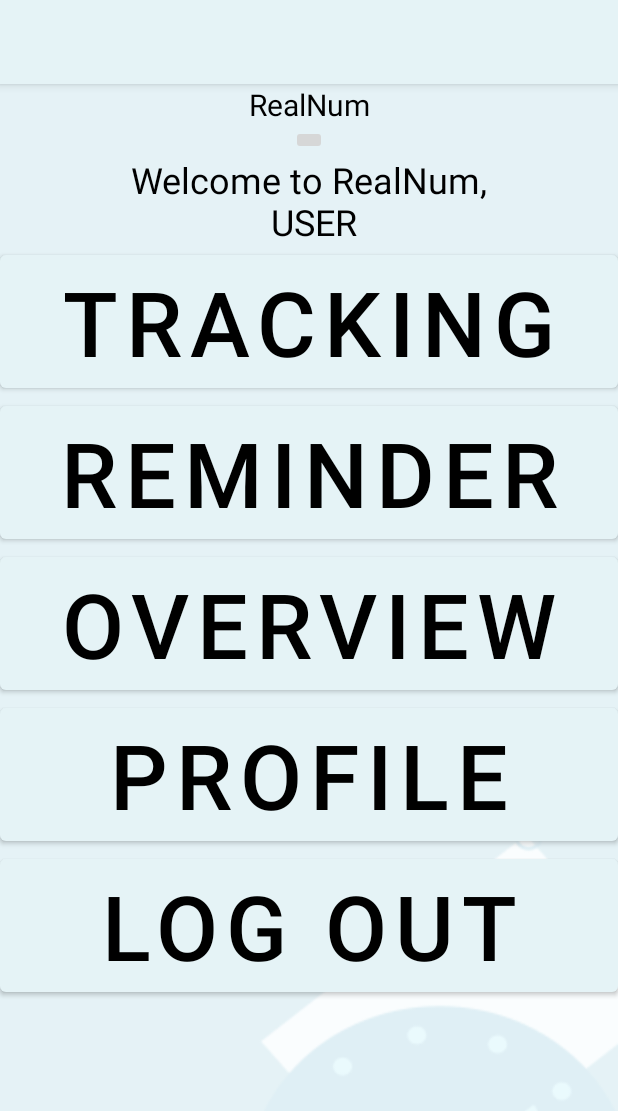
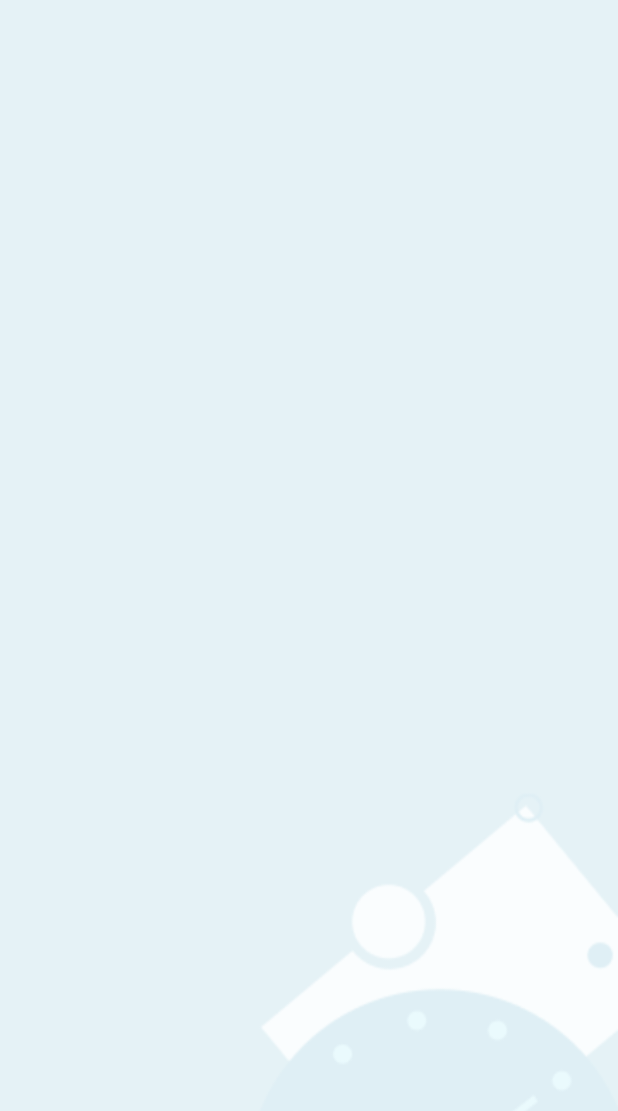
Before and after one commit to Huyenhuynhh/RealNum, an Android app: the WelcomeFragment screen opened directly, with no data from a screen before it, after a tap on "PROFILE", on a phone screen of 412 x 824 dp. Shown: the top 1111 px of the screen. Run offline under Robolectric (Android 15) with nearby library versions, the phone set to English and light mode, and no system bars; our stand-ins replace navigation-ui.

Commit message:
Added Profile Activity background

```diff
--- a/app/src/main/AndroidManifest.xml
+++ b/app/src/main/AndroidManifest.xml
@@ -9,6 +9,9 @@
         android:roundIcon="@mipmap/ic_launcher_round"
         android:supportsRtl="true"
         android:theme="@style/Theme.Login">
+        <activity
+            android:name=".ProfileActivity"
+            android:exported="true" />
         <activity
             android:name=".BloodPresureGlucoseActivity"
             android:exported="true" />
@@ -33,7 +36,6 @@
         <activity
             android:name=".MainActivity"
             android:exported="true" />
-
     </application>
 
 </manifest>
--- /dev/null
+++ b/app/src/main/java/com/example/login/ProfileActivity.java
@@ -0,0 +1,14 @@
+package com.example.login;
+
+import android.os.Bundle;
+
+import androidx.appcompat.app.AppCompatActivity;
+
+public class ProfileActivity extends AppCompatActivity {
+
+    @Override
+    protected void onCreate(Bundle savedInstanceState) {
+        super.onCreate(savedInstanceState);
+        setContentView(R.layout.activity_profile);
+    }
+}
--- a/app/src/main/java/com/example/login/WelcomeFragment.java
+++ b/app/src/main/java/com/example/login/WelcomeFragment.java
@@ -58,7 +58,7 @@ public class WelcomeFragment extends Fragment {
             @Override
             public void onClick(View view) {
                 NavHostFragment.findNavController(WelcomeFragment.this)
-                        .navigate(R.id.action_WelcomeFragment_to_profile_placeholder);
+                        .navigate(R.id.action_WelcomeFragment_to_ProfileActivity);
             }
         });
 
--- /dev/null
+++ b/app/src/main/res/layout/activity_profile.xml
@@ -0,0 +1,10 @@
+<?xml version="1.0" encoding="utf-8"?>
+<androidx.constraintlayout.widget.ConstraintLayout xmlns:android="http://schemas.android.com/apk/res/android"
+    xmlns:app="http://schemas.android.com/apk/res-auto"
+    xmlns:tools="http://schemas.android.com/tools"
+    android:layout_width="match_parent"
+    android:layout_height="match_parent"
+    android:background="@drawable/bg_image"
+    tools:context=".ProfileActivity">
+
+</androidx.constraintlayout.widget.ConstraintLayout>
--- a/app/src/main/res/navigation/nav_graph.xml
+++ b/app/src/main/res/navigation/nav_graph.xml
@@ -21,8 +21,8 @@
             android:id="@+id/action_WelcomeFragment_to_overview_placeholder"
             app:destination="@id/overview_placeholder" />
         <action
-            android:id="@+id/action_WelcomeFragment_to_profile_placeholder"
-            app:destination="@id/profile_placeholder" />
+            android:id="@+id/action_WelcomeFragment_to_ProfileActivity"
+            app:destination="@id/ProfileActivity" />
         <action
             android:id="@+id/action_WelcomeFragment_to_signUpActivity"
             app:destination="@id/signUpActivity" />
@@ -54,6 +54,11 @@
     </activity>
     <fragment android:id="@+id/reminder_placeholder" />
     <fragment android:id="@+id/overview_placeholder" />
-    <fragment android:id="@+id/profile_placeholder" />
+    <activity
+        android:id="@+id/ProfileActivity"
+        android:name="com.example.login.ProfileActivity"
+        android:label="@string/profile_activity_label"
+        tools:layout="@layout/activity_profile">
+    </activity>
 
 </navigation>
--- a/app/src/main/res/values/strings.xml
+++ b/app/src/main/res/values/strings.xml
@@ -20,4 +20,6 @@
     <string name="signup_activity_label">Sign Up Activity</string>
     <string name="tracking_activity">Tracking Activity</string>
     <string name="splash_activity_label">Splash Activity</string>
+    <string name="title_activity_profile">ProfileActivity</string>
+
 </resources>
```
